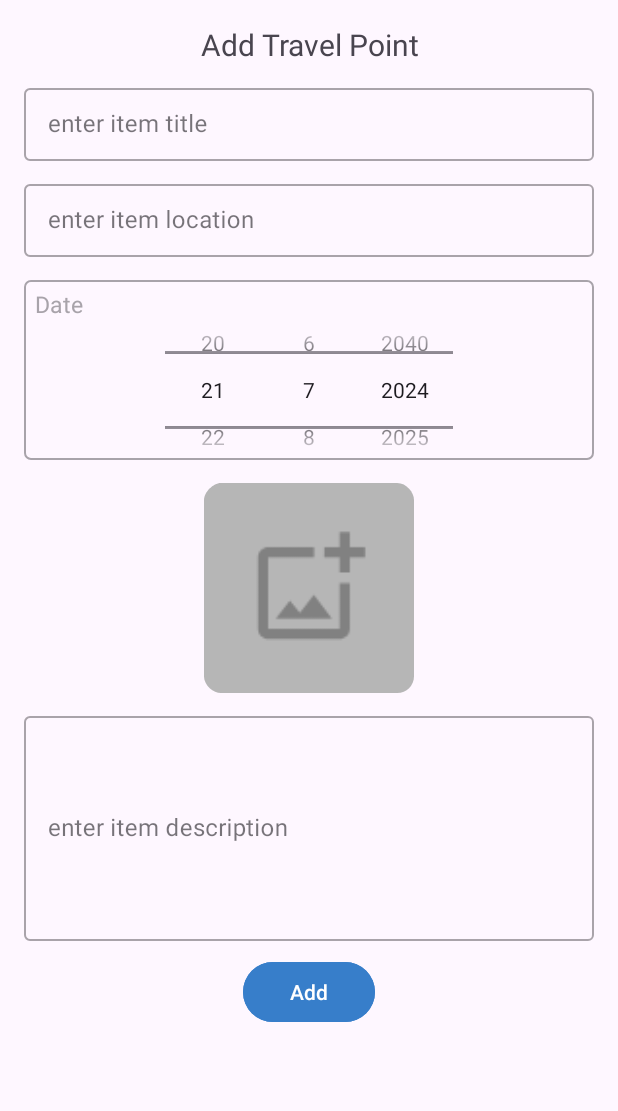
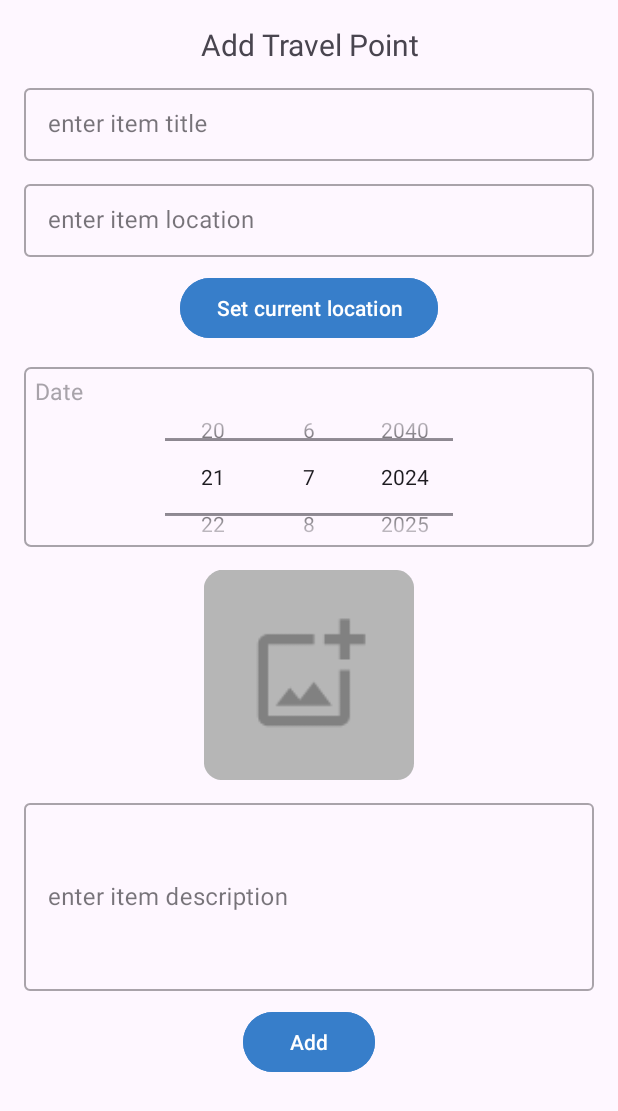
Before and after one commit to ValeriaShaf/Kotlin-Project-Travel-Journal, an Android app: the AddItemFragment screen opened through its navigation route, on a phone screen of 412 x 824 dp. Shown: the top 1111 px of the screen. Run offline under Robolectric (Android 15) with nearby library versions, the phone set to English and light mode, and no system bars; our stand-ins replace Room's generated code.

Commit message:
location part added to code

```diff
--- a/app/build.gradle.kts
+++ b/app/build.gradle.kts
@@ -55,7 +55,7 @@ dependencies {
 //    implementation(libs.androidx.activity.ktx)
 //    implementation(libs.androidx.navigation.ui.ktx)
 //    implementation(libs.androidx.navigation.fragment.ktx)
-    implementation ("com.google.android.gms:play-services-location:21.3.0")
+    implementation (libs.gms.play.services.location)
     implementation(libs.androidx.core.ktx)
     implementation(libs.androidx.activity.ktx)
     implementation(libs.androidx.appcompat)
--- a/app/src/main/java/com/example/kotlinfinalproject/data/local_db/ItemDataBase.kt
+++ b/app/src/main/java/com/example/kotlinfinalproject/data/local_db/ItemDataBase.kt
@@ -7,7 +7,7 @@ import androidx.room.RoomDatabase
 import androidx.room.migration.Migration
 import com.example.kotlinfinalproject.data.model.Item
 
-@Database(entities = [Item::class], version = 3, exportSchema = false) // Update version to 2
+@Database(entities = [Item::class], version = 1, exportSchema = false) // Update version to 2
 abstract class ItemDataBase : RoomDatabase() {
 
     abstract fun itemsDao(): ItemDao
--- a/app/src/main/java/com/example/kotlinfinalproject/ui/AddItemFragment.kt
+++ b/app/src/main/java/com/example/kotlinfinalproject/ui/AddItemFragment.kt
@@ -1,7 +1,9 @@
 package com.example.kotlinfinalproject.ui
 
+import android.Manifest
 import android.annotation.SuppressLint
 import android.content.Intent
+import android.content.pm.PackageManager
 import android.icu.util.Calendar
 import android.net.Uri
 import android.os.Bundle
@@ -10,11 +12,15 @@ import android.text.TextWatcher
 import android.view.LayoutInflater
 import android.view.View
 import android.view.ViewGroup
+import android.widget.Toast
 import androidx.activity.result.ActivityResultLauncher
 import androidx.activity.result.contract.ActivityResultContracts
+import androidx.core.content.ContextCompat
 import androidx.core.os.bundleOf
 import androidx.fragment.app.Fragment
 import androidx.fragment.app.activityViewModels
+import androidx.lifecycle.Lifecycle
+import androidx.lifecycle.LifecycleOwner
 import androidx.navigation.fragment.findNavController
 import com.example.kotlinfinalproject.data.model.Item
 import com.example.kotlinfinalproject.R
@@ -27,6 +33,8 @@ class AddItemFragment: Fragment() {
     private val binding get() = _binding!!
     private val viewModel:ItemsViewModel by activityViewModels()
 
+    private lateinit var permissionRequest: ActivityResultLauncher<String>
+    private val locationViewModel:LocationViewModel by activityViewModels()
     private var imageUri: Uri?=null
 
     val pickImageLauncher: ActivityResultLauncher<Array<String>> =
@@ -48,6 +56,23 @@ class AddItemFragment: Fragment() {
         savedInstanceState: Bundle?
     ): View? {
         _binding= AddItemLayoutBinding.inflate(inflater, container, false)
+        val toast = Toast.makeText(this.context, "Location Permission Denied", Toast.LENGTH_SHORT)
+
+        permissionRequest = registerForActivityResult(ActivityResultContracts.RequestPermission()){
+            if(it){
+                binding.locationBtn.setOnClickListener{ getLocation() }
+            }
+            else{
+                binding.locationBtn.setOnClickListener {toast.show()}
+            }
+        }
+        if (ContextCompat.checkSelfPermission(this.requireContext(), Manifest.permission.ACCESS_FINE_LOCATION) == PackageManager.PERMISSION_GRANTED
+            || ContextCompat.checkSelfPermission(this.requireContext(), Manifest.permission.ACCESS_COARSE_LOCATION) == PackageManager.PERMISSION_GRANTED){
+            binding.locationBtn.setOnClickListener{ getLocation() }
+        }
+        else{
+            permissionRequest.launch(Manifest.permission.ACCESS_FINE_LOCATION)
+        }
 
         val calendar = Calendar.getInstance()
         val currentDay = calendar.get(Calendar.DAY_OF_MONTH)
@@ -144,6 +169,7 @@ class AddItemFragment: Fragment() {
     private fun isLeapYear(year: Int): Boolean {
         return (year % 4 == 0 && year % 100 != 0) || (year % 400 == 0)
     }
-
-
+    private fun getLocation(){
+            binding.enterItemLocation.setText(locationViewModel.location.value.toString())
+    }
 }
--- a/app/src/main/res/layout/add_item_layout.xml
+++ b/app/src/main/res/layout/add_item_layout.xml
@@ -41,6 +41,14 @@
             android:hint="enter item location"
             android:id="@+id/enter_item_location"/>
     </com.google.android.material.textfield.TextInputLayout>
+    <Button
+        android:layout_width="wrap_content"
+        android:layout_height="wrap_content"
+        android:text="Set current location"
+        android:id="@+id/locationBtn"
+        android:layout_gravity="center"
+        android:backgroundTint="@color/darkBlue"
+        android:layout_marginTop="10dp"/>
 <!--    <com.google.android.material.textfield.TextInputLayout-->
 <!--        android:layout_width="match_parent"-->
 <!--        android:layout_height="wrap_content"-->
@@ -119,7 +127,7 @@
 
         <com.google.android.material.textfield.TextInputEditText
             android:layout_width="match_parent"
-            android:layout_height="150dp"
+            android:layout_height="125dp"
             android:hint="enter item description"
             android:id="@+id/enter_item_description"/>
     </com.google.android.material.textfield.TextInputLayout>
```
Also changed, not shown: app/src/main/java/com/example/kotlinfinalproject/ui/LocationModel.kt (+33 -10 lines).
